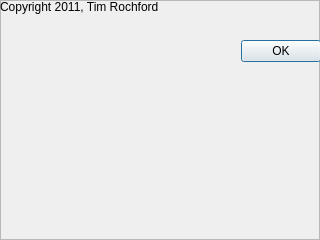
Old version of the form aboutFrame.ui in the repository rochford/cutefootball.
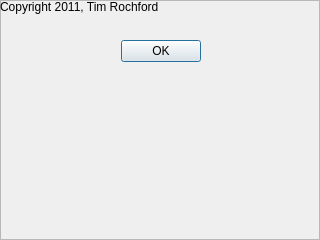
New version of the form.

What changed in the file:
```diff
--- a/aboutFrame.ui
+++ b/aboutFrame.ui
@@ -69,6 +69,9 @@
       <property name="standardButtons">
        <set>QDialogButtonBox::Ok</set>
       </property>
+      <property name="centerButtons">
+       <bool>true</bool>
+      </property>
      </widget>
     </item>
     <item>
```
